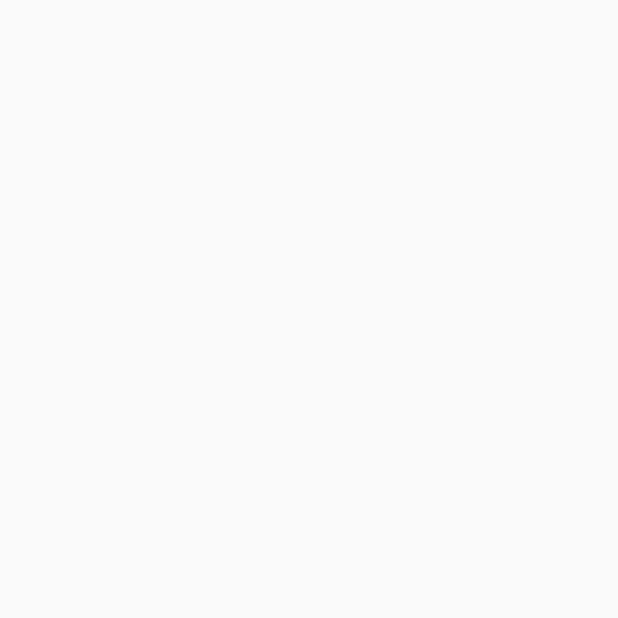
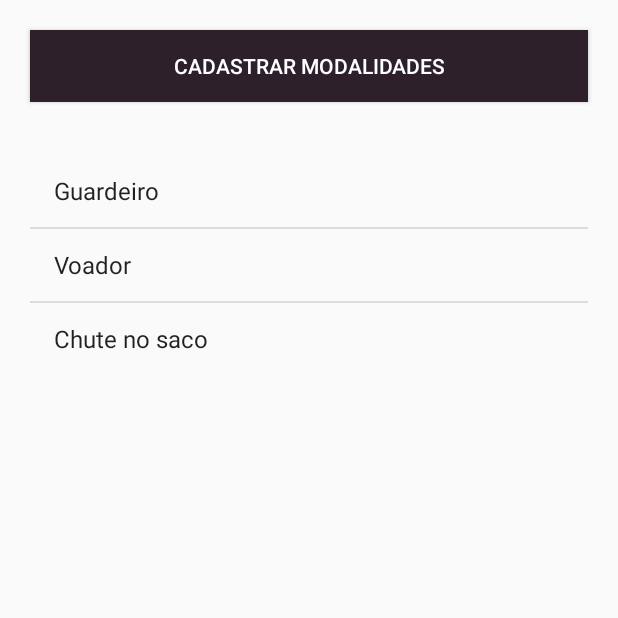
Before and after one commit to Jean1dev/FightClub, an Android app: the screen it shows after launch (SplashArt before the commit, ModalidadeActivity after it), on a phone screen of 412 x 824 dp, the top half of it. Before the commit the part shown is empty. Run offline under Robolectric (Android 15) with nearby library versions, the light colour scheme and no system bars.

Commit message:
tela modalidade

```diff
--- a/app/src/main/AndroidManifest.xml
+++ b/app/src/main/AndroidManifest.xml
@@ -9,12 +9,14 @@
         android:roundIcon="@drawable/fight_club"
         android:supportsRtl="true"
         android:theme="@style/AppTheme">
-        <activity android:name=".LoginActivity"></activity>
+        <activity android:name=".LoginActivity" />
         <activity android:name=".TabletMainActivity" />
-        <activity android:name=".SplashArt"
+        <activity
+            android:name=".ModalidadeActivity"
             android:theme="@style/AppTheme.NoActionBar">
             <intent-filter>
                 <action android:name="android.intent.action.MAIN" />
+
                 <category android:name="android.intent.category.LAUNCHER" />
             </intent-filter>
         </activity>
--- /dev/null
+++ b/app/src/main/java/com/voador/guardeiro/flightclub/ModalidadeActivity.java
@@ -0,0 +1,69 @@
+package com.voador.guardeiro.flightclub;
+
+import android.os.Bundle;
+import android.support.design.widget.FloatingActionButton;
+import android.support.design.widget.Snackbar;
+import android.support.v7.app.AlertDialog;
+import android.support.v7.app.AppCompatActivity;
+import android.support.v7.widget.Toolbar;
+import android.util.AndroidException;
+import android.view.LayoutInflater;
+import android.view.View;
+import android.widget.ArrayAdapter;
+import android.widget.Button;
+import android.widget.ListView;
+
+public class ModalidadeActivity extends AppCompatActivity {
+
+    private ListView listaModalidades;
+    private Button btnCadastrarModalidade;
+    private Button btnAdicionar;
+    AlertDialog dialog;
+
+    @Override
+    protected void onCreate(Bundle savedInstanceState) {
+        super.onCreate(savedInstanceState);
+        setContentView(R.layout.activity_modalidade);
+
+        //receber do banco todas modalidades
+        String[] modalidades = new String[]{
+                "Guardeiro",
+                "Voador",
+                "Chute no saco"
+        };
+
+        listaModalidades = findViewById(R.id.listModalidade);
+        btnCadastrarModalidade = findViewById(R.id.btnCadastrarModalidade);
+
+        ArrayAdapter<String> array = new ArrayAdapter<String>(this, android.R.layout.simple_list_item_1, modalidades);
+        listaModalidades.setAdapter(array);
+
+    }
+
+    public void novaModalidade(View v){
+
+        // Cria o AlertDialog.
+
+        final AlertDialog.Builder builder = new AlertDialog.Builder(ModalidadeActivity.this);
+
+        // Guarda a opção de inflate.
+        LayoutInflater inflater = ModalidadeActivity.this.getLayoutInflater();
+
+        // Faz a inflação do layout de configuração.
+        final View viewInf = inflater.inflate(R.layout.dialog_modalidade, null);
+        builder.setView(viewInf);
+
+        btnAdicionar = (Button)viewInf.findViewById(R.id.btnAdicionar);
+        btnAdicionar.setOnClickListener(new View.OnClickListener() {
+            @Override
+            public void onClick(View v) {
+                dialog.cancel();
+            }
+        });
+        (dialog = builder.create()).show();
+
+    }
+
+
+
+}
--- a/app/src/main/java/com/voador/guardeiro/flightclub/SplashArt.java
+++ b/app/src/main/java/com/voador/guardeiro/flightclub/SplashArt.java
@@ -41,6 +41,7 @@ public class SplashArt extends AppCompatActivity {
         });
 
         splash.startAnimation(animation);
+        finish();
 
     }
 }
--- /dev/null
+++ b/app/src/main/res/layout/activity_modalidade.xml
@@ -0,0 +1,30 @@
+<?xml version="1.0" encoding="utf-8"?>
+<LinearLayout
+    xmlns:android="http://schemas.android.com/apk/res/android"
+    xmlns:app="http://schemas.android.com/apk/res-auto"
+    xmlns:tools="http://schemas.android.com/tools"
+    android:layout_width="match_parent"
+    android:layout_height="match_parent"
+    tools:context=".ModalidadeActivity"
+    android:orientation="vertical">
+
+    <Button
+        android:id="@+id/btnCadastrarModalidade"
+        android:layout_width="match_parent"
+        android:layout_height="wrap_content"
+        android:layout_margin="20dp"
+        android:background="@color/colorPrimary"
+        android:text="CADASTRAR MODALIDADES"
+        android:textColor="@color/colorWhite"
+        android:onClick="novaModalidade"/>
+
+    <ListView
+        android:id="@+id/listModalidade"
+        android:layout_width="match_parent"
+        android:layout_height="wrap_content"
+        android:layout_marginLeft="20dp"
+        android:layout_marginRight="20dp"
+        android:layout_marginTop="15dp"/>
+
+
+</LinearLayout >
--- a/app/src/main/res/values/strings.xml
+++ b/app/src/main/res/values/strings.xml
@@ -8,4 +8,5 @@
     <string name="action_settings">Settings</string>
     <string name="codigo">CODIGO</string>
     <string name="nome">Nome</string>
+    <string name="title_activity_alunos">AlunosActivity</string>
 </resources>
```
Also changed, not shown: app/src/main/res/layout/activity_login.xml (+4 -15 lines), app/src/main/res/layout/content_alunos.xml (added, +11 -0 lines), app/src/main/res/layout/dialog_modalidade.xml (added, +35 -0 lines).
